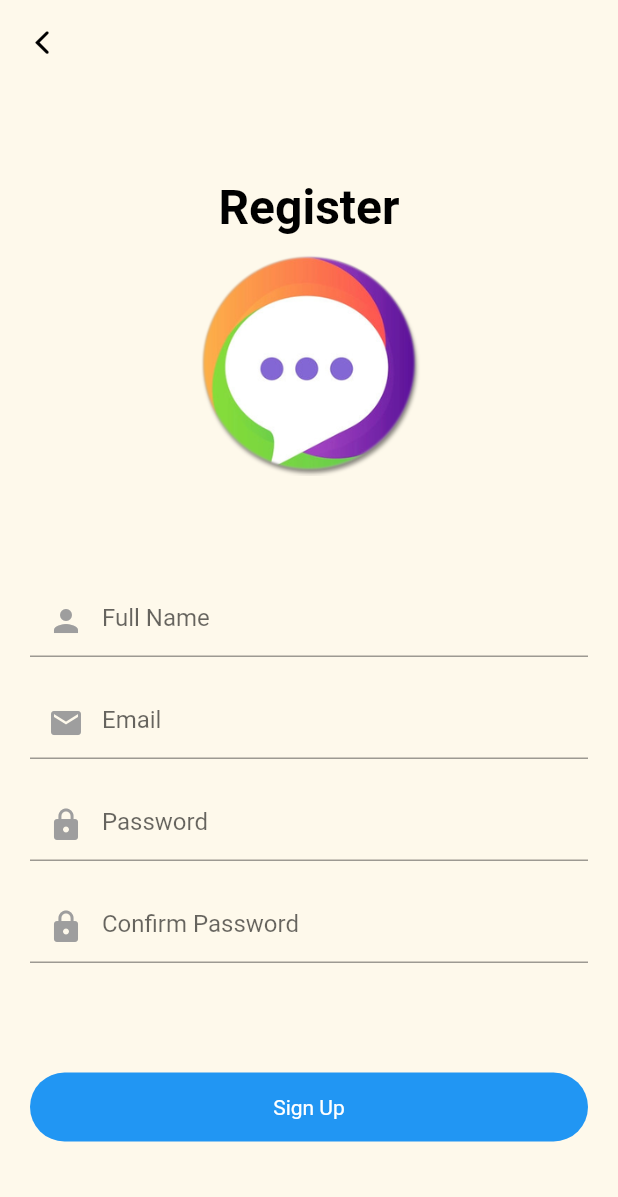
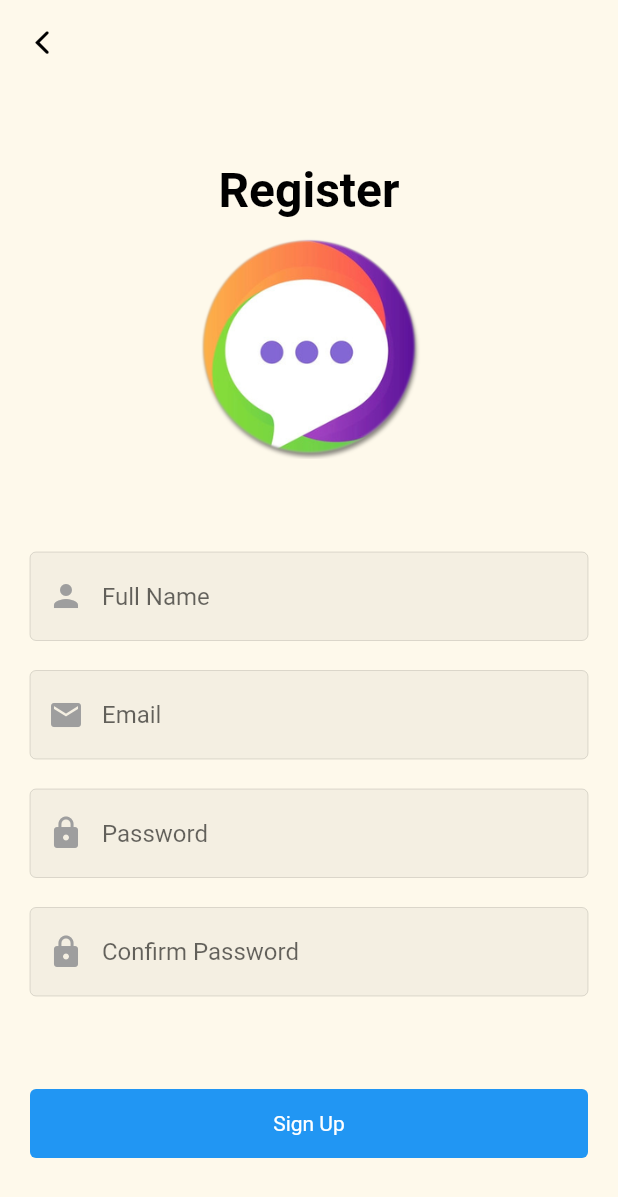
Before and after one commit to Long173/chat_app, a Flutter app: the screen it shows after launch, after a tap on "Register Now", on a phone screen of 412 x 824 dp. Shown: the top 1197 px of the screen. Run offline on Flutter 3.47's test engine with Material 2 defaults, Android fonts, the phone set to English and light mode, and no system bars; our stand-ins replace built_value, cloud_firestore, firebase_auth, firebase_core, firebase_storage, flutter_redux and 3 more; missing offline and left inert: ndialog, redux_epics; accounts and stored records are empty.

Commit message:
update button

```diff
--- a/lib/main.dart
+++ b/lib/main.dart
@@ -10,6 +10,7 @@ import 'package:app_chat/store/models/app_state.dart';
 import 'package:app_chat/store/reducers/app_state_reducer.dart';
 import 'package:firebase_auth/firebase_auth.dart';
 import 'package:firebase_core/firebase_core.dart';
+import 'package:flutter/foundation.dart';
 import 'package:flutter/material.dart';
 import 'package:flutter_redux/flutter_redux.dart';
 import 'package:redux/redux.dart';
@@ -19,7 +20,20 @@ import 'keys.dart';
 
 Future<void> main() async {
   WidgetsFlutterBinding.ensureInitialized();
-  await Firebase.initializeApp();
+  if (kIsWeb) {
+    await Firebase.initializeApp(
+      options: FirebaseOptions(
+        apiKey: "AIzaSyBViO3wQaMovOhvKshkdsPPzLpRJ7jn_Ko",
+        appId: "1:857923094449:web:0ba4a89bf04043e2331f90",
+        messagingSenderId: "857923094449",
+        projectId: "app-chat-c5b54",
+        storageBucket: "app-chat-c5b54.appspot.com",
+      ),
+    );
+  } else {
+    await Firebase.initializeApp();
+  }
+
   final repository = Repository();
   final store = Store<AppState>(appStateReducer,
       initialState: AppState(),
--- a/lib/screens/login_screen/login_screen.dart
+++ b/lib/screens/login_screen/login_screen.dart
@@ -22,6 +22,13 @@ class _LoginScreenState extends State<LoginScreen> {
   var emailController = TextEditingController();
   var passwordController = TextEditingController();
   var validation = Validation();
+
+  @override
+  void dispose() {
+    emailController.dispose();
+    passwordController.dispose();
+    super.dispose();
+  }
 
   @override
   Widget build(BuildContext context) {
@@ -63,7 +70,8 @@ class _LoginScreenState extends State<LoginScreen> {
                 InputField(
                   controller: emailController,
                   icon: Icons.email,
-                  hintText: 'Type your email',
+                  hintText: 'Enter your email',
+                  textInputType: TextInputType.emailAddress,
                 ),
                 Text(
                   'Password',
@@ -74,7 +82,8 @@ class _LoginScreenState extends State<LoginScreen> {
                 InputField(
                   controller: passwordController,
                   icon: Icons.lock,
-                  hintText: 'Type your password',
+                  textInputType: TextInputType.text,
+                  hintText: 'Enter your password',
                   obscure: true,
                 ),
                 SizedBox(
@@ -93,10 +102,12 @@ class _LoginScreenState extends State<LoginScreen> {
                         validation.emailValidation(email);
                         validation.passwordValidation(password);
                         vm.dispatch(
-                            action: LogIn(email: email, password: password, context: context));
-
+                            action: LogIn(
+                                email: email,
+                                password: password,
+                                context: context));
                       },
-                      child: LoginButton(),
+                      child: CustomButton(text: 'Log in',),
                     );
                   },
                 ),
--- a/lib/screens/login_screen/login_widgets.dart
+++ b/lib/screens/login_screen/login_widgets.dart
@@ -3,6 +3,7 @@ import 'package:flutter/material.dart';
 class InputField extends StatelessWidget {
   const InputField({
     Key? key,
+    required this.textInputType,
     required this.controller,
     required this.hintText,
     required this.icon,
@@ -13,42 +14,53 @@ class InputField extends StatelessWidget {
   final String hintText;
   final IconData icon;
   final bool obscure;
-
+  final TextInputType textInputType;
   @override
   Widget build(BuildContext context) {
+    final inputBorder = OutlineInputBorder(
+      borderSide: Divider.createBorderSide(context),
+    );
     return Padding(
       padding: const EdgeInsets.symmetric(vertical: 10),
       child: TextField(
         obscureText: obscure,
         controller: controller,
         decoration: InputDecoration(
+          border: inputBorder,
+          focusedBorder: inputBorder,
+          enabledBorder: inputBorder,
           prefixIcon: Icon(
             icon,
             color: Colors.grey,
           ),
+          filled: true,
           hintText: hintText,
         ),
+        keyboardType: textInputType,
       ),
     );
   }
 }
 
-class LoginButton extends StatelessWidget {
-  const LoginButton({
-    Key? key,
-  }) : super(key: key);
-
+class CustomButton extends StatelessWidget {
+  CustomButton({required this.text});
+  final String text;
   @override
   Widget build(BuildContext context) {
     return Container(
+      alignment: Alignment.center,
       width: double.infinity,
       padding: EdgeInsets.all(15),
-      decoration: BoxDecoration(
+      decoration: ShapeDecoration(
+        shape: RoundedRectangleBorder(
+          borderRadius: BorderRadius.all(
+            Radius.circular(4),
+          ),
+        ),
         color: Colors.blue,
-        borderRadius: BorderRadius.circular(25),
       ),
       child: Text(
-        'Login',
+        text,
         textAlign: TextAlign.center,
         style: TextStyle(
           color: Colors.white,
--- a/lib/screens/register_screen/register_screen.dart
+++ b/lib/screens/register_screen/register_screen.dart
@@ -63,20 +63,24 @@ class _RegisterScreenState extends State<RegisterScreen> {
               Column(
                 children: [
                   InputField(
+                      textInputType: TextInputType.text,
                       controller: fullNameController,
                       hintText: 'Full Name',
                       icon: Icons.person),
                   InputField(
+                      textInputType: TextInputType.emailAddress,
                       controller: emailController,
                       hintText: 'Email',
                       icon: Icons.email),
                   InputField(
+                    textInputType: TextInputType.text,
                     controller: passwordController,
                     hintText: 'Password',
                     icon: Icons.lock,
                     obscure: true,
                   ),
                   InputField(
+                    textInputType: TextInputType.text,
                     controller: confirmController,
                     hintText: 'Confirm Password',
                     icon: Icons.lock,
@@ -109,7 +113,9 @@ class _RegisterScreenState extends State<RegisterScreen> {
                         ),
                       );
                     },
-                    child: RegisterButton(),
+                    child: CustomButton(
+                      text: "Sign Up",
+                    ),
                   );
                 },
               ),
--- a/lib/screens/register_screen/register_widgets.dart
+++ b/lib/screens/register_screen/register_widgets.dart
@@ -1,30 +1,5 @@
 import 'package:flutter/cupertino.dart';
 import 'package:flutter/material.dart';
-
-class RegisterButton extends StatelessWidget {
-  const RegisterButton({
-    Key? key,
-  }) : super(key: key);
-
-  @override
-  Widget build(BuildContext context) {
-    return Container(
-      width: double.infinity,
-      padding: EdgeInsets.all(15),
-      decoration: BoxDecoration(
-        color: Colors.blue,
-        borderRadius: BorderRadius.circular(25),
-      ),
-      child: Text(
-        'Sign Up',
-        textAlign: TextAlign.center,
-        style: TextStyle(
-          color: Colors.white,
-        ),
-      ),
-    );
-  }
-}
 
 class BackButtonAppBar extends StatelessWidget {
   const BackButtonAppBar({
--- a/lib/screens/user_screen/user_screen.dart
+++ b/lib/screens/user_screen/user_screen.dart
@@ -51,12 +51,9 @@ class _UserScreenState extends State<UserScreen> {
               child: Column(
                 mainAxisAlignment: MainAxisAlignment.center,
                 children: [
-                  GestureDetector(
-                    onTap: () async {
-                      _image = await repository.getImage();
-                      setState(() {});
-                    },
-                    child: CircleAvatar(
+                  Stack(
+                    children: [
+                      CircleAvatar(
                         radius: 100,
                         child: ClipOval(
                           child: SizedBox(
@@ -71,6 +68,19 @@ class _UserScreenState extends State<UserScreen> {
                           ),
                         ),
                       ),
+                      Positioned(
+                        bottom: -10,
+                        left: 130,
+                        child: IconButton(
+                          icon: Icon(Icons.add_a_photo),
+                          iconSize: 40,
+                          onPressed: () async {
+                            _image = await repository.getImage();
+                            setState(() {});
+                          },
+                        ),
+                      ),
+                    ],
                   ),
                   SizedBox(
                     height: 32,
```
Lines whose indentation alone changed are shown as unchanged.
